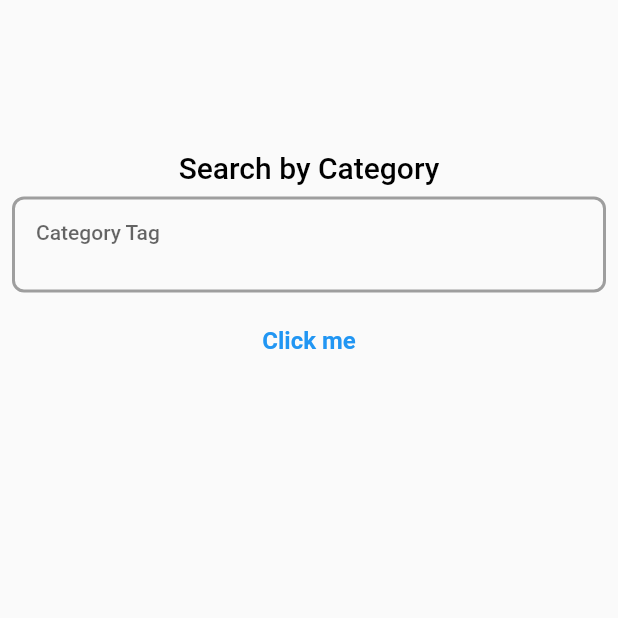
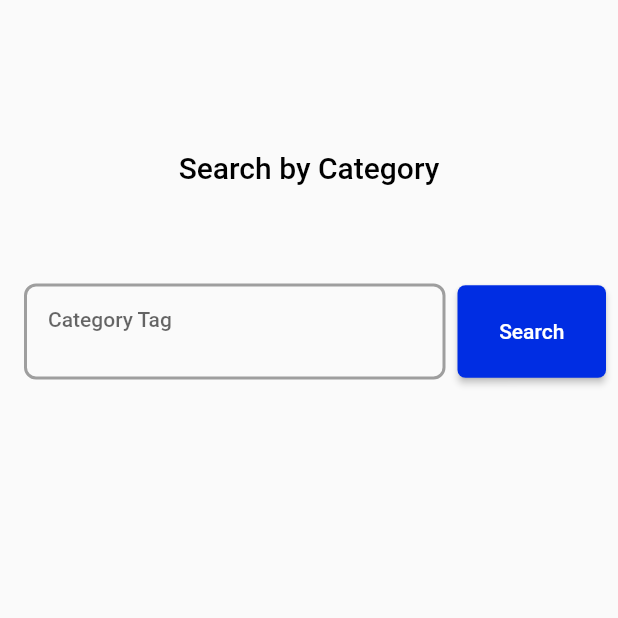
Before and after one commit to WiamNaama/Coco-Explorer-Mobile-Version, a Flutter app: the screen it shows after launch, on a phone screen of 412 x 824 dp, the top half of it. Run offline on Flutter 3.47's test engine with Material 2 defaults, Android fonts, the phone set to English and light mode, and no system bars; our stand-ins replace bloc, dio, flutter_bloc, freezed_annotation, get_it, retrofit; generated files the repository leaves out were written again.

Commit message:
Add button_widget, app_size_config, edit app_string, app_color

```diff
--- a/lib/core/constant/app_string.dart
+++ b/lib/core/constant/app_string.dart
@@ -1 +1,3 @@
+const String explorerTitle = "Search by Category";
 const String categoryTag = "Category Tag";
+const String search = "Search";
--- a/lib/core/themes/app_color.dart
+++ b/lib/core/themes/app_color.dart
@@ -4,5 +4,7 @@ const Color textColor = Colors.black;
 const Color buttonColor = Colors.blueAccent;
 const Color errorColor = Colors.red;
 const Color borderColor = Colors.grey;
+const Color buttonTextColor = Colors.white;
 const Color secondaryColor = Colors.black;
 final Color focusedColor = Colors.blueAccent.shade200;
+const Color mainButtonColor = Color(0xff002DE3);
--- /dev/null
+++ b/lib/core/util/app_size_config.dart
@@ -0,0 +1,30 @@
+import 'package:flutter/material.dart';
+
+class AppSizeConfig {
+  static late MediaQueryData mediaQueryData;
+  static late double screenWidth;
+  static late double screenHeight;
+  static late double widthFactor;
+  static late double heightFactor;
+  static late double paddingHorizontal;
+  static late double paddingVertical;
+  static late double horizontalPaddingFactor;
+  static late double verticalPaddingFactor;
+  static late double textFactor;
+
+  static void init(BuildContext context) {
+    mediaQueryData = MediaQuery.of(context);
+    screenWidth = mediaQueryData.size.width;
+    screenHeight = mediaQueryData.size.height;
+    widthFactor = screenWidth / 100;
+    heightFactor = screenHeight / 100;
+
+    paddingHorizontal =
+        mediaQueryData.padding.left + mediaQueryData.padding.right;
+    paddingVertical =
+        mediaQueryData.padding.top + mediaQueryData.padding.bottom;
+    horizontalPaddingFactor = (screenWidth - paddingHorizontal) / 100;
+    verticalPaddingFactor = (screenHeight - paddingVertical) / 100;
+    textFactor = mediaQueryData.textScaleFactor;
+  }
+}
--- a/lib/feature/explorer/presentation/page/explorer_page.dart
+++ b/lib/feature/explorer/presentation/page/explorer_page.dart
@@ -4,7 +4,9 @@ import 'package:flutter_bloc/flutter_bloc.dart';
 
 import '../../../../core/constant/app_string.dart';
 import '../../../../core/themes/app_color.dart';
+import '../../../../core/util/app_size_config.dart';
 import '../../bloc/explorer_cubit/explorer_cubit.dart';
+import '../widget/button_widget.dart';
 
 class ExplorerPage extends StatefulWidget {
   const ExplorerPage({Key? key}) : super(key: key);
@@ -18,16 +20,26 @@ class _ExplorerPageState extends State<ExplorerPage> {
   TextEditingController textController = TextEditingController();
   @override
   Widget build(BuildContext context) {
+    AppSizeConfig.init(context);
     return Scaffold(
         body: Padding(
       padding: const EdgeInsets.only(top: 100),
       child: Column(
         children: [
-          Text(
-            "Search by Category",
+          Padding(
+            padding: const EdgeInsets.only(bottom: 50),
+            child: Text(
+              explorerTitle,
               style: Theme.of(context).textTheme.subtitle1,
             ),
-          Form(
+          ),
+          Padding(
+            padding: const EdgeInsets.all(8.0),
+            child: Row(
+              children: [
+                Expanded(
+                  flex: 3,
+                  child: Form(
                       key: formKey,
                       child: Column(
                         children: [
@@ -39,17 +51,27 @@ class _ExplorerPageState extends State<ExplorerPage> {
                             fontColor: secondaryColor,
                             fontSize: 14,
                             maxlines: 2,
-                    onTap: () => {print("Wiam Hello.")},
+                            onTap: () => {},
                           ),
                         ],
                       )),
-          Center(
-            child: TextButton(
-                onPressed: () {
+                ),
+                Expanded(
+                  flex: 1,
+                  child: ButtonWidget(
+                    isActive: true,
+                    isAddTypeButton: false,
+                    buttonColor: mainButtonColor,
+                    buttonTitle: search,
+                    heightFactor: AppSizeConfig.heightFactor,
+                    onClick: () {
                       context.read<ExplorerCubit>().emitSearchResult([2], 1);
                     },
-                child: const Text("Click me")),
+                  ),
                 )
+              ],
+            ),
+          ),
         ],
       ),
     ));
--- /dev/null
+++ b/lib/feature/explorer/presentation/widget/button_widget.dart
@@ -0,0 +1,53 @@
+import 'package:flutter/material.dart';
+
+import '../../../../core/themes/app_color.dart';
+
+class ButtonWidget extends StatefulWidget {
+  final String buttonTitle;
+  final Color buttonColor;
+  final Color? buttonTitleColor;
+  final bool isAddTypeButton;
+  final double heightFactor;
+  final bool isActive;
+  final Function onClick;
+  const ButtonWidget(
+      {Key? key,
+      required this.buttonTitle,
+      required this.buttonColor,
+      this.buttonTitleColor,
+      required this.isAddTypeButton,
+      required this.heightFactor,
+      required this.isActive,
+      required this.onClick})
+      : super(key: key);
+
+  @override
+  State<ButtonWidget> createState() => _ButtonWidgetState();
+}
+
+class _ButtonWidgetState extends State<ButtonWidget> {
+  @override
+  Widget build(BuildContext context) {
+    return MaterialButton(
+        color: widget.buttonColor,
+        disabledColor: mainButtonColor,
+        height: 7.5 * widget.heightFactor,
+        shape: OutlineInputBorder(
+            borderRadius: BorderRadius.circular(5.3),
+            borderSide: BorderSide.none),
+        onPressed: widget.isActive ? () => widget.onClick() : null,
+        child: Row(
+          mainAxisAlignment: MainAxisAlignment.center,
+          children: [
+            widget.isAddTypeButton ? const Icon(Icons.add) : Container(),
+            Text(
+              widget.buttonTitle,
+              style: Theme.of(context).textTheme.bodyText2!.copyWith(
+                    color: buttonTextColor,
+                    fontWeight: FontWeight.w500,
+                  ),
+            ),
+          ],
+        ));
+  }
+}
```
Lines whose indentation alone changed are shown as unchanged.
